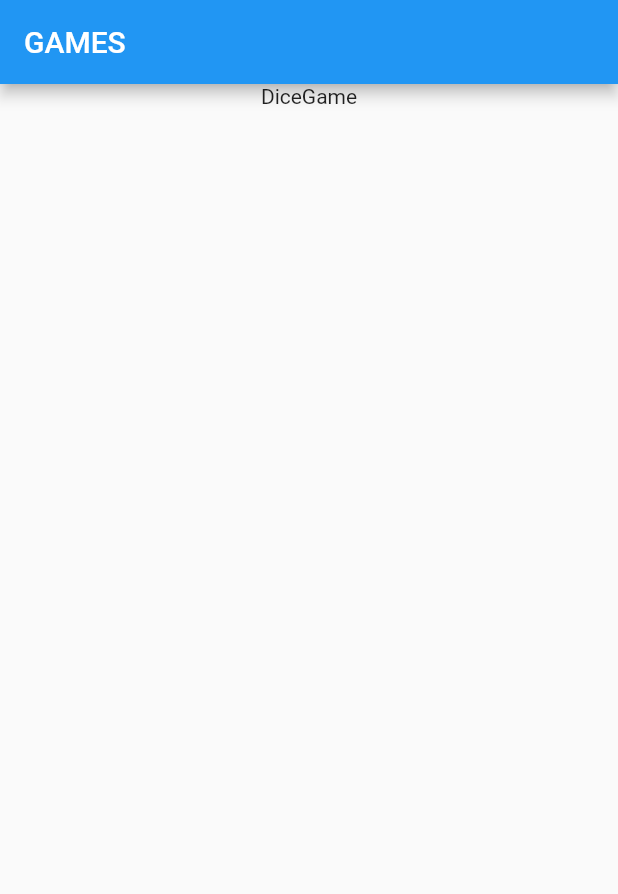
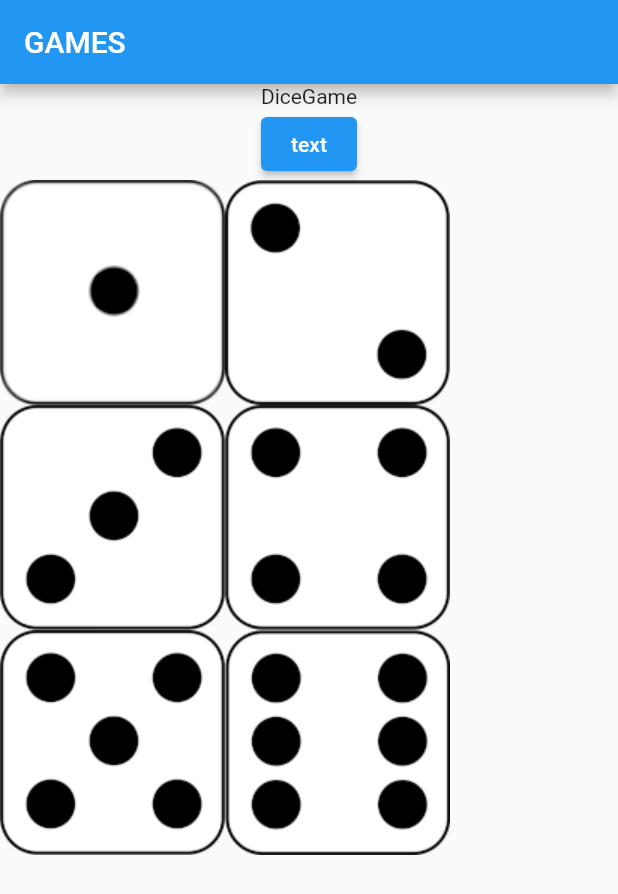
Before and after one commit to Waratax/project, a Flutter app: the DiceGameScr screen opened by its route, on a phone screen of 412 x 824 dp. Shown: the top 894 px of the screen. Run offline on Flutter 3.47's test engine with Material 2 defaults, Android fonts, the phone set to English and light mode, and no system bars; missing offline and left inert: flutter_picker.

Commit message:
add dice game and img.pngs

```diff
--- a/lib/screens/games/DiceGame.dart
+++ b/lib/screens/games/DiceGame.dart
@@ -1,8 +1,8 @@
+import 'dart:collection';
+
+import 'package:flutter/material.dart';
+import 'package:flutter/widgets.dart';
 import 'dart:math';
-import 'package:flutter/material.dart';
-import 'package:flutter_picker/flutter_picker.dart';
-import 'package:flutter/widgets.dart';
-import 'dart:convert';
 
 class DiceGameScr extends StatefulWidget {
   @override
@@ -10,6 +10,16 @@ class DiceGameScr extends StatefulWidget {
 }
 
 class _DiceGameScr extends State<DiceGameScr> {
+  var diceImgs = [
+    "img1.png",
+    "img2.png",
+    "img3.png",
+    "img4.png",
+    "img5.png",
+    "img6.png"
+  ];
+  var diceThrows = [0, 1, 2, 3, 4, 5];
+  var str;
   @override
   Widget build(BuildContext context) {
     return Scaffold(
@@ -19,7 +29,61 @@ class _DiceGameScr extends State<DiceGameScr> {
         ),
         body: Center(
             child: Column(
-          children: [Text("DiceGame")],
+          children: [
+            Text("DiceGame"),
+            ElevatedButton(
+                onPressed: () {
+                  diceThrows = [];
+                  setState(() {
+                    for (int i = 0; i <= 6; i++) {
+                      diceThrows.add(Random().nextInt(6));
+                    }
+                  });
+                },
+                child: Text("text")),
+            Row(
+              children: <Widget>[
+                Image.asset(
+                  "assets/graphics/" + diceImgs[diceThrows[0]],
+                  height: 150,
+                  width: 150,
+                ),
+                Image.asset(
+                  "assets/graphics/" + diceImgs[diceThrows[1]],
+                  height: 150,
+                  width: 150,
+                )
+              ],
+            ),
+            Row(
+              children: <Widget>[
+                Image.asset(
+                  "assets/graphics/" + diceImgs[diceThrows[2]],
+                  height: 150,
+                  width: 150,
+                ),
+                Image.asset(
+                  "assets/graphics/" + diceImgs[diceThrows[3]],
+                  height: 150,
+                  width: 150,
+                )
+              ],
+            ),
+            Row(
+              children: <Widget>[
+                Image.asset(
+                  "assets/graphics/" + diceImgs[diceThrows[4]],
+                  height: 150,
+                  width: 150,
+                ),
+                Image.asset(
+                  "assets/graphics/" + diceImgs[diceThrows[5]],
+                  height: 150,
+                  width: 150,
+                )
+              ],
+            ),
+          ],
         )));
   }
 }
--- a/lib/screens/games/DiceRoll.dart
+++ b/lib/screens/games/DiceRoll.dart
@@ -18,7 +18,7 @@ const PickerData = '''[
     ]''';
 
 class _DiceScreen extends State<DiceScr> {
-  int rollValue = 0;
+  var rollValue;
   var diceValue;
 
   void toggleRoll() {
--- a/lib/screens/games/LiarsDice.dart
+++ b/lib/screens/games/LiarsDice.dart
@@ -1,8 +1,5 @@
-import 'dart:math';
 import 'package:flutter/material.dart';
-import 'package:flutter_picker/flutter_picker.dart';
 import 'package:flutter/widgets.dart';
-import 'dart:convert';
 
 class LiarsDiceScr extends StatefulWidget {
   @override
--- a/lib/screens/log/Login.dart
+++ b/lib/screens/log/Login.dart
@@ -40,6 +40,7 @@ class _LoginScr extends State<LoginScr> {
               )),
               ElevatedButton(
                   onPressed: () {
+                    Navigator.pushNamed(context, "/mainScreen");
                     try {
                       for (int i = 0; i < globals.users.length; i++) {
                         if (globals.users[i][0].toString() ==
```
Also changed, not shown: lib/screens/log/Register.dart (+18 -11 lines), pubspec.yaml (+7 -0 lines), assets/graphics/img1.png (added), assets/graphics/img2.png (added), assets/graphics/img3.png (added), assets/graphics/img4.png (added), assets/graphics/img5.png (added), assets/graphics/img6.png (added).
